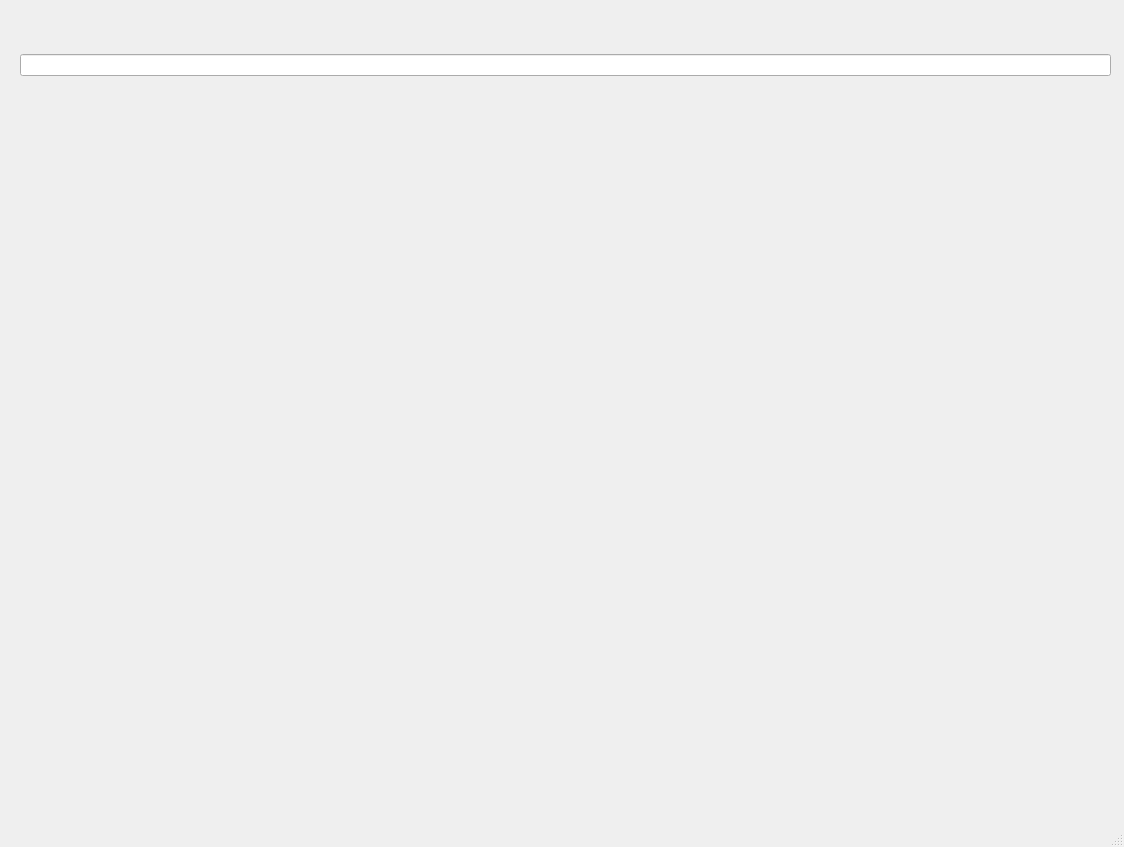
Before: the Qt Designer form UI_files/maiwindo.ui in Vofanchik/AptecnyiSklad, drawn with Qt 5.
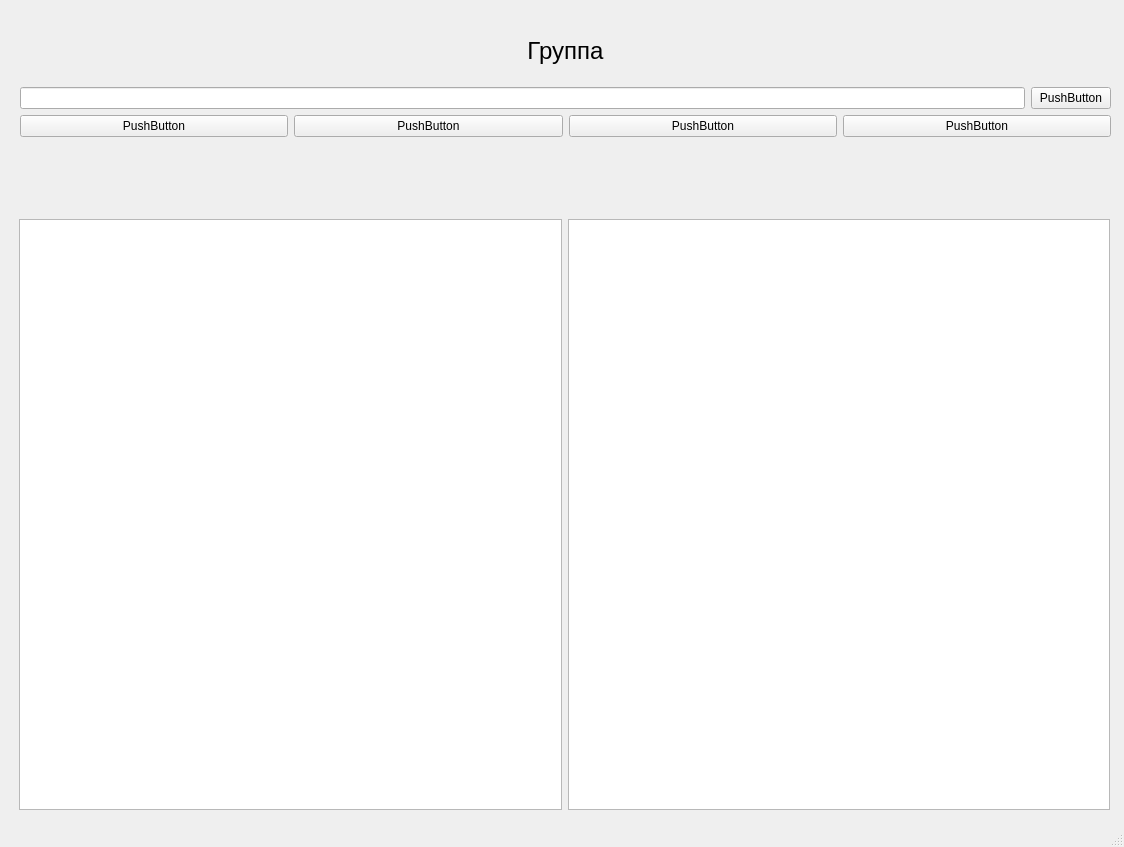
After: the same form once the commit is applied.

Commit message: label group added

```diff
--- a/UI_files/maiwindo.ui
+++ b/UI_files/maiwindo.ui
@@ -18,25 +18,94 @@
     <property name="geometry">
      <rect>
       <x>19</x>
-      <y>119</y>
+      <y>219</y>
       <width>1091</width>
-      <height>691</height>
+      <height>591</height>
      </rect>
     </property>
-    <layout class="QGridLayout" name="gridLayout"/>
+    <layout class="QGridLayout" name="gridLayout">
+     <item row="0" column="0">
+      <widget class="QTableWidget" name="tableWidget_2"/>
+     </item>
+     <item row="0" column="1">
+      <widget class="QTableWidget" name="tableWidget"/>
+     </item>
+    </layout>
    </widget>
    <widget class="QWidget" name="verticalLayoutWidget">
     <property name="geometry">
      <rect>
       <x>20</x>
-      <y>40</y>
+      <y>20</y>
       <width>1091</width>
-      <height>51</height>
+      <height>117</height>
      </rect>
     </property>
     <layout class="QVBoxLayout" name="verticalLayout_3">
      <item>
-      <widget class="QLineEdit" name="lineEdit"/>
+      <widget class="QLabel" name="label">
+       <property name="font">
+        <font>
+         <pointsize>18</pointsize>
+        </font>
+       </property>
+       <property name="text">
+        <string>Группа</string>
+       </property>
+       <property name="alignment">
+        <set>Qt::AlignCenter</set>
+       </property>
+      </widget>
+     </item>
+     <item>
+      <layout class="QHBoxLayout" name="horizontalLayout_2">
+       <item>
+        <widget class="QLineEdit" name="lineEdit"/>
+       </item>
+       <item>
+        <widget class="QPushButton" name="pushButton_5">
+         <property name="text">
+          <string>PushButton</string>
+         </property>
+        </widget>
+       </item>
+      </layout>
+     </item>
+     <item>
+      <layout class="QVBoxLayout" name="verticalLayout">
+       <item>
+        <layout class="QHBoxLayout" name="horizontalLayout">
+         <item>
+          <widget class="QPushButton" name="pushButton">
+           <property name="text">
+            <string>PushButton</string>
+           </property>
+          </widget>
+         </item>
+         <item>
+          <widget class="QPushButton" name="pushButton_2">
+           <property name="text">
+            <string>PushButton</string>
+           </property>
+          </widget>
+         </item>
+         <item>
+          <widget class="QPushButton" name="pushButton_3">
+           <property name="text">
+            <string>PushButton</string>
+           </property>
+          </widget>
+         </item>
+         <item>
+          <widget class="QPushButton" name="pushButton_4">
+           <property name="text">
+            <string>PushButton</string>
+           </property>
+          </widget>
+         </item>
+        </layout>
+       </item>
+      </layout>
      </item>
     </layout>
    </widget>
```
The commit also changes 3 other files.
